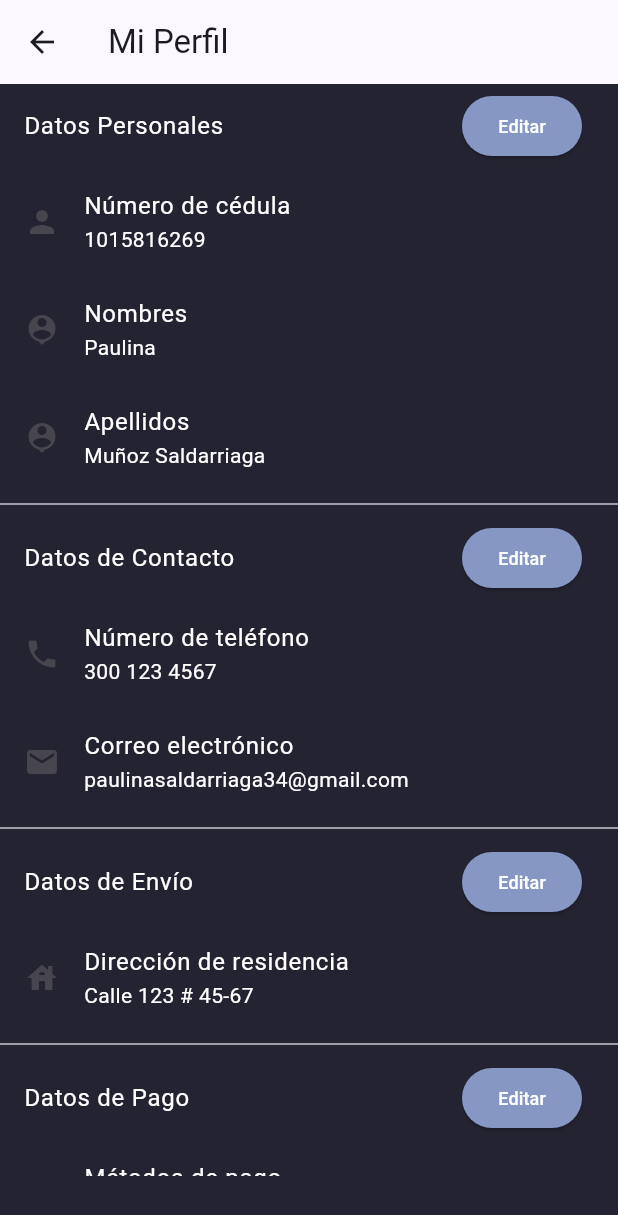
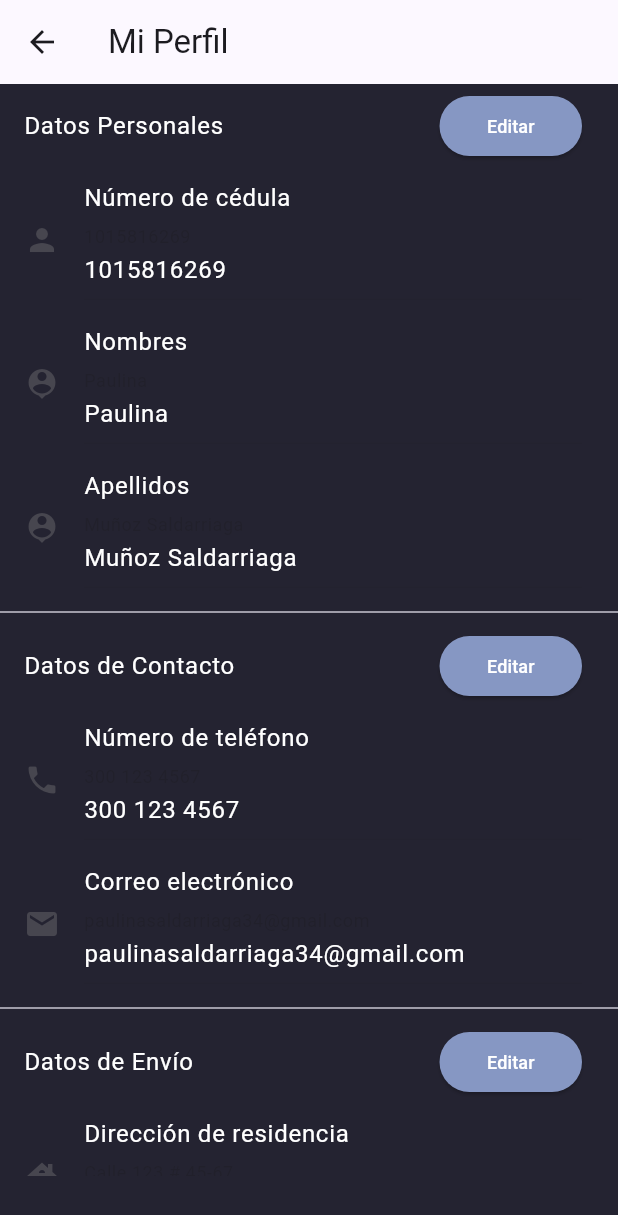
Before and after one commit to AdrianPerdomoE/mi_tienda_app, a Flutter app: the CustomerProfileScreen screen opened directly, on a phone screen of 412 x 824 dp. Shown: the top 1215 px of the screen. Run offline on Flutter 3.47's test engine with Material 3 defaults, Android fonts, the phone set to English and light mode, and no system bars; our stand-ins replace cloud_firestore, file_picker, firebase_auth, firebase_core, firebase_storage, get_it; accounts and stored records are empty.

Commit message:
feat: Implementando lógica del botón editar

```diff
--- a/lib/views/screens/customer/customer_profile_screen.dart
+++ b/lib/views/screens/customer/customer_profile_screen.dart
@@ -1,32 +1,50 @@
 import 'package:flutter/material.dart';
 
-class CustomerProfileScreen extends StatelessWidget {
+class CustomerProfileScreen extends StatefulWidget {
   const CustomerProfileScreen({Key? key}) : super(key: key);
+
+  @override
+  State<CustomerProfileScreen> createState() => _CustomerProfileScreenState();
+}
+
+class _CustomerProfileScreenState extends State<CustomerProfileScreen> {
+
+  bool isEditing = false;
+
+  TextEditingController idController = TextEditingController();
+  TextEditingController nameController = TextEditingController();
+  TextEditingController lastNameController = TextEditingController();
+  TextEditingController phoneController = TextEditingController();
+  TextEditingController emailController = TextEditingController();
+  TextEditingController addressController = TextEditingController();
+  TextEditingController paymentMethodController = TextEditingController();
+  TextEditingController maxAmountController = TextEditingController();
+
   @override
   Widget build(BuildContext context) {
     return Scaffold(
       appBar: AppBar(
-        title: Text('Mi Perfil'),
+        title: const Text('Mi Perfil'),
       ),
       body: Padding(
-        padding: EdgeInsets.only(bottom: 40),
+        padding: const EdgeInsets.only(bottom: 40),
         child: ListView(
           children: [
             _buildSection('Datos Personales'),
-            _buildField('Número de cédula', '1015816269', Icons.person),
-            _buildField('Nombres', 'Paulina', Icons.person_pin),
-            _buildField('Apellidos', 'Muñoz Saldarriaga', Icons.person_pin),
+            _buildField('Número de cédula', '1015816269', Icons.person, idController),
+            _buildField('Nombres', 'Paulina', Icons.person_pin, nameController),
+            _buildField('Apellidos', 'Muñoz Saldarriaga', Icons.person_pin, lastNameController),
             const Divider(),
             _buildSection('Datos de Contacto'),
-            _buildField('Número de teléfono', '300 123 4567', Icons.phone),
-            _buildField('Correo electrónico', 'paulinasaldarriaga34@gmail.com', Icons.mail),
+            _buildField('Número de teléfono', '300 123 4567', Icons.phone, phoneController),
+            _buildField('Correo electrónico', 'paulinasaldarriaga34@gmail.com', Icons.mail, emailController),
             const Divider(),
             _buildSection('Datos de Envío'),
-            _buildField('Dirección de residencia', 'Calle 123 # 45-67', Icons.house),
+            _buildField('Dirección de residencia', 'Calle 123 # 45-67', Icons.house, addressController),
             const Divider(),
             _buildSection('Datos de Pago'),
-            _buildField('Métodos de pago', 'Efectivo', Icons.money),
-            _buildField('Monto máximo a fiar', '\$100.000', Icons.monetization_on_sharp),
+            _buildField('Métodos de pago', 'Efectivo', Icons.money, paymentMethodController),
+            _buildField('Monto máximo a fiar', '\$100.000', Icons.monetization_on_sharp, maxAmountController),
             _buildButton('Cambiar contraseña'),
           ],
         ),
@@ -42,9 +60,13 @@ class CustomerProfileScreen extends StatelessWidget {
         style: TextStyle(color: Colors.white),
       ),
       trailing: ElevatedButton(
-        onPressed: (){},
+        onPressed: (){
+          setState(() {
+            isEditing = !isEditing;
+          });
+        },
         child: Text(
-          'Editar',
+          isEditing ? 'Guardar':'Editar',
           style: TextStyle(
             fontSize: 12
           ),
@@ -55,13 +77,14 @@ class CustomerProfileScreen extends StatelessWidget {
           shape: RoundedRectangleBorder(
             borderRadius: BorderRadius.circular(100),
           ),
-          fixedSize: Size(80, 22),
+          fixedSize: Size(95, 22),
         ),
       ),
     );
   }
 
-  Widget _buildField(String label, String value,IconData icon) {
+  Widget _buildField(String label, String value,IconData icon, TextEditingController controller) {
+    controller.text = value;
     return ListTile(
       tileColor: null,
       leading: Icon(icon),
@@ -69,8 +92,12 @@ class CustomerProfileScreen extends StatelessWidget {
         label,
         style: TextStyle(color: Colors.white),
       ),
-      subtitle: Text(
-        value,
+      subtitle: TextField(
+        controller: controller,
+        decoration: InputDecoration(
+          labelText: value,
+        ),
+        enabled: isEditing,
         style: TextStyle(color: Colors.white),
       ),
     );
```
